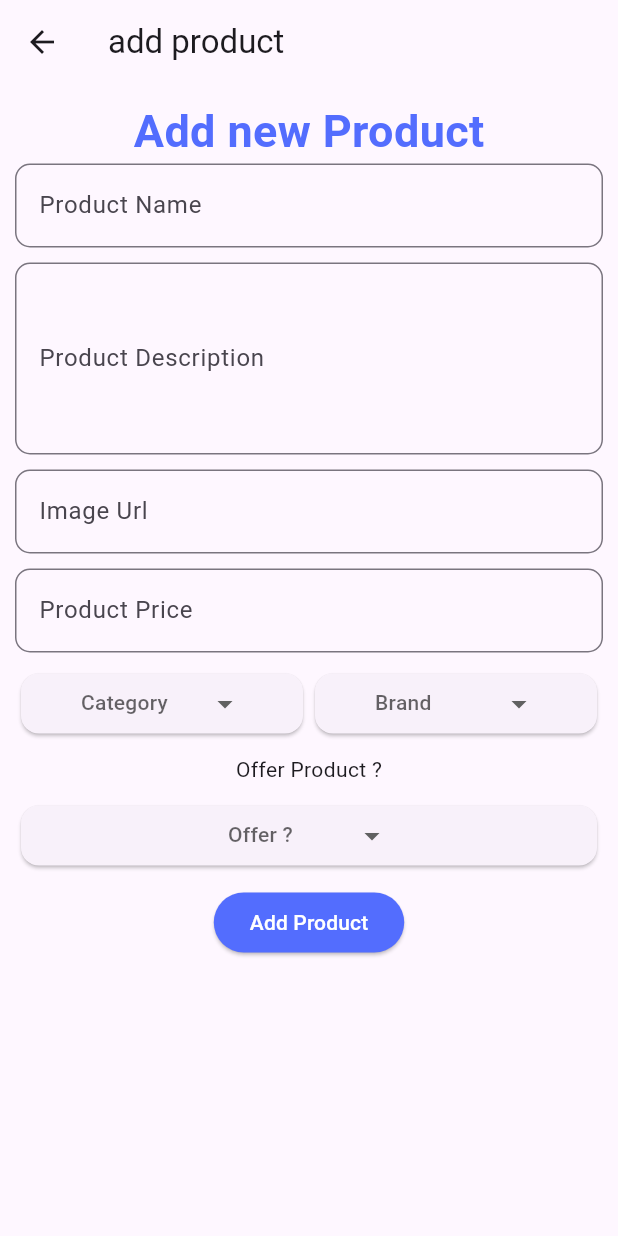
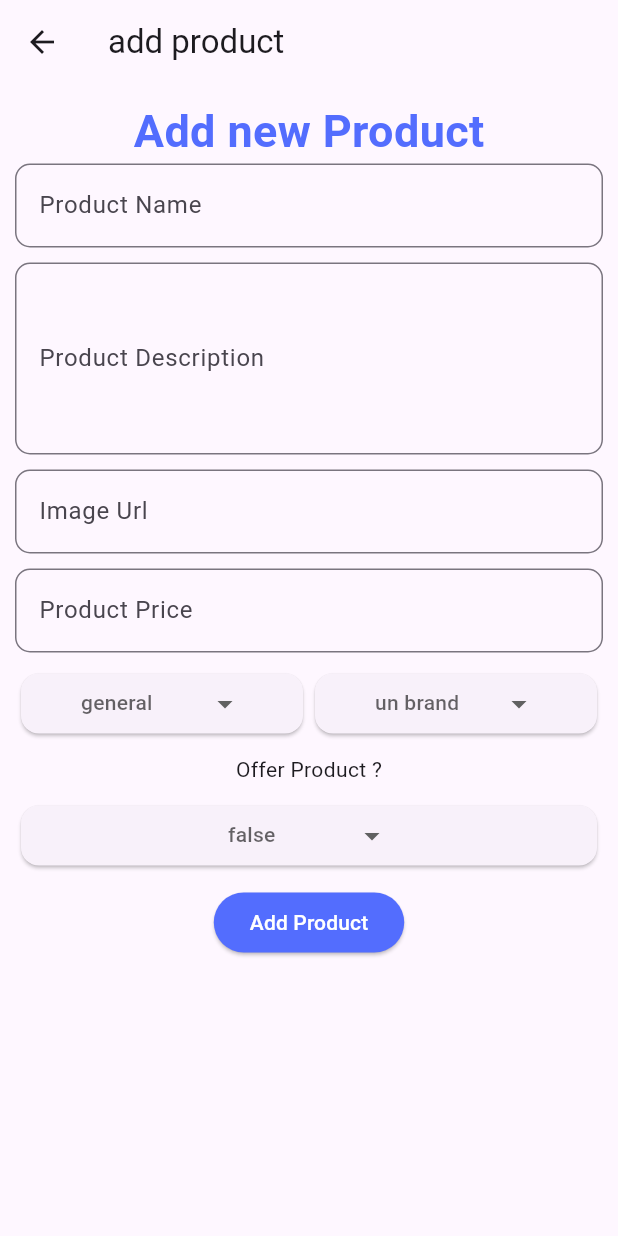
Before and after one commit to MahfuzaRU/flutter-project, a Flutter app: the AddProductPage screen opened directly, on a phone screen of 412 x 824 dp. Run offline on Flutter 3.47's test engine with Material 3 defaults, Android fonts, the phone set to English and light mode, and no system bars; drawn by our look-alikes of dropdown_button2; our stand-ins replace cloud_firestore, firebase_core, get; accounts and stored records are empty.

Commit message:
add category and brand update

```diff
--- a/lib/pages/add_product_page.dart
+++ b/lib/pages/add_product_page.dart
@@ -73,17 +73,19 @@ class AddProductPage extends StatelessWidget {
                   children: [
                     Flexible(child: DropDownBtn(
                       items: ['Boots', 'Fashion', 'Laptop', 'Electronics', 'shoes', 'Bags'],
-                      selectedItemText: 'Category',
+                      selectedItemText: ctrl.category,
                       onSelected: (selectedValue) {
                       ctrl.category = selectedValue ?? 'general';
+                      ctrl.update();
                       },)),
                     Flexible(child: DropDownBtn(
                       items: ['puma', 'Adidas', 'Aarong',
                         'Kay Kraft', 'Rang', 'Apple', 'HP',
                         'Lenovo', 'Gucci', 'Louis Vuitton', 'Bata'],
-                      selectedItemText: 'Brand',
+                      selectedItemText: ctrl.brand,
                       onSelected: (selectedValue) {
                         ctrl.brand = selectedValue ?? 'un branded';
+                        ctrl.update();
                       },)),
                   ],
                 ),
@@ -92,9 +94,10 @@ class AddProductPage extends StatelessWidget {
                 SizedBox(height: 10),
                 DropDownBtn(
                   items: ['true', 'False'],
-                  selectedItemText: 'Offer ?',
+                  selectedItemText: ctrl.offer.toString(),
                   onSelected: (selectedValue) {
                     ctrl.offer = bool.tryParse(selectedValue ?? 'false') ?? false;
+                    ctrl.update();
                   },),
                 SizedBox(height: 10),
                 ElevatedButton(
```
